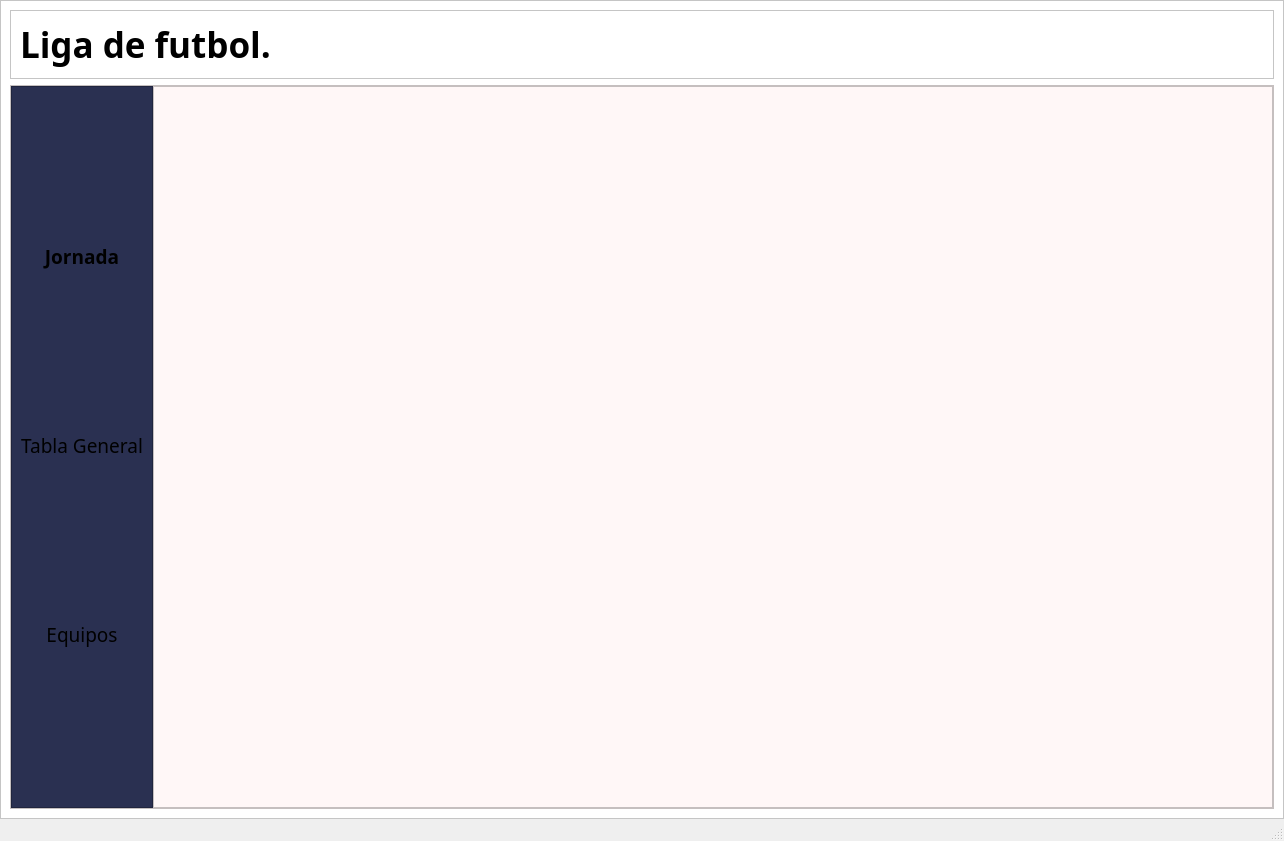
Roycard0828/LigaFutbol, file Presentacion/InterfacesUI/ventana_principal.ui: the form before one commit.
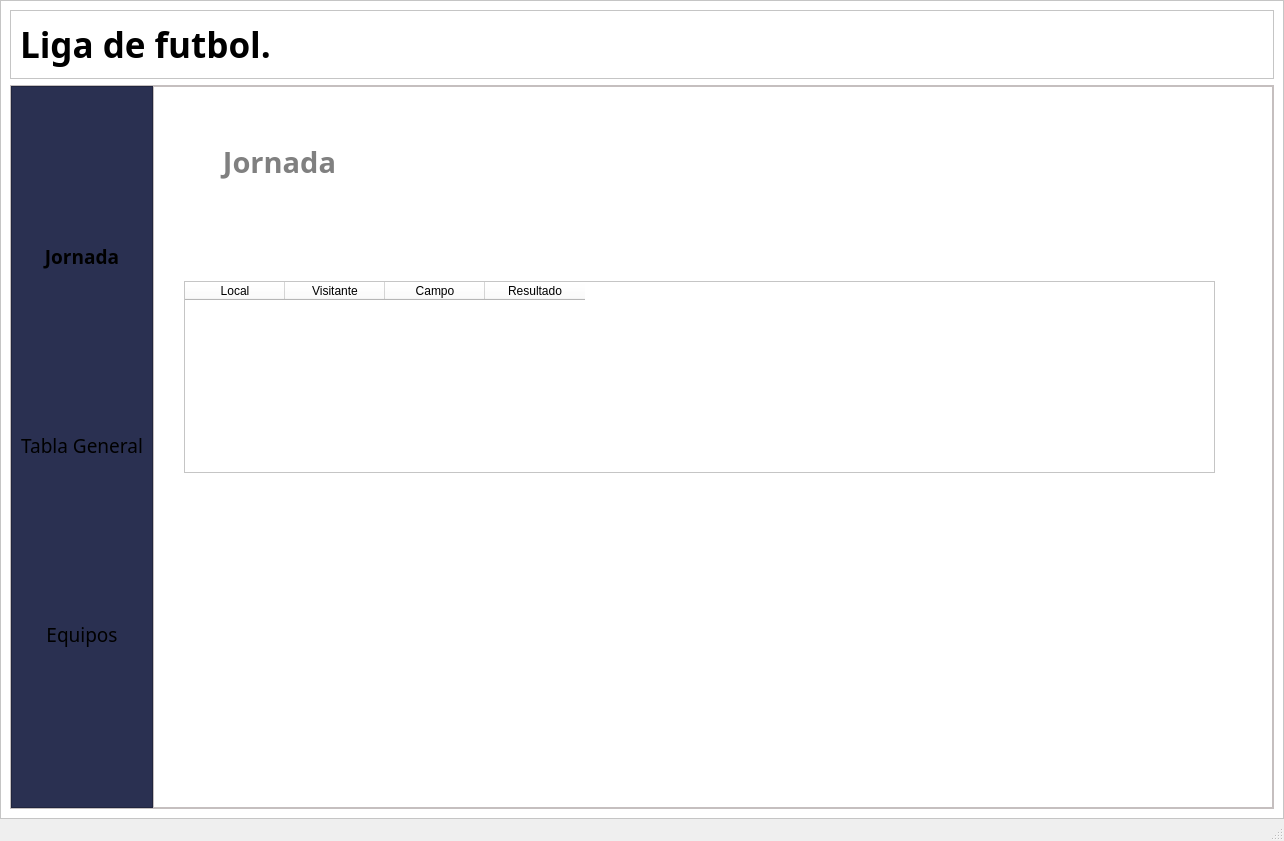
The form after the commit. The open tabs and pages were chosen to show the change.

Commit message: Se termina la logica para crear las jornadas #11

```diff
--- a/Presentacion/InterfacesUI/ventana_principal.ui
+++ b/Presentacion/InterfacesUI/ventana_principal.ui
@@ -627,7 +627,98 @@
                  </item>
                 </layout>
                </widget>
-               <widget class="QWidget" name="PaginaJornada"/>
+               <widget class="QWidget" name="PaginaJornada">
+                <layout class="QVBoxLayout" name="verticalLayout_3" stretch="2,8">
+                 <property name="spacing">
+                  <number>0</number>
+                 </property>
+                 <property name="leftMargin">
+                  <number>0</number>
+                 </property>
+                 <property name="topMargin">
+                  <number>0</number>
+                 </property>
+                 <property name="rightMargin">
+                  <number>0</number>
+                 </property>
+                 <property name="bottomMargin">
+                  <number>0</number>
+                 </property>
+                 <item>
+                  <widget class="QWidget" name="Titulo" native="true">
+                   <property name="styleSheet">
+                    <string notr="true">background-color:white;</string>
+                   </property>
+                   <widget class="QLabel" name="label_6">
+                    <property name="geometry">
+                     <rect>
+                      <x>50</x>
+                      <y>50</y>
+                      <width>151</width>
+                      <height>51</height>
+                     </rect>
+                    </property>
+                    <property name="font">
+                     <font>
+                      <family>Noto Sans Mono SemiBold</family>
+                      <weight>75</weight>
+                      <bold>true</bold>
+                     </font>
+                    </property>
+                    <property name="styleSheet">
+                     <string notr="true">color:gray;</string>
+                    </property>
+                    <property name="text">
+                     <string>&lt;html&gt;&lt;head/&gt;&lt;body&gt;&lt;p align=&quot;center&quot;&gt;&lt;span style=&quot; font-size:22pt;&quot;&gt;Jornada&lt;/span&gt;&lt;/p&gt;&lt;/body&gt;&lt;/html&gt;</string>
+                    </property>
+                   </widget>
+                  </widget>
+                 </item>
+                 <item>
+                  <widget class="QWidget" name="Contenido_2" native="true">
+                   <property name="styleSheet">
+                    <string notr="true">background-color:white;</string>
+                   </property>
+                   <widget class="QTableWidget" name="tableWidget">
+                    <property name="geometry">
+                     <rect>
+                      <x>30</x>
+                      <y>50</y>
+                      <width>1031</width>
+                      <height>192</height>
+                     </rect>
+                    </property>
+                    <property name="styleSheet">
+                     <string notr="true">	color:balck;
+	font: 63 11pt &quot;Noto Sans Mono SemiBold&quot;;
+	text-align:center;
+	border-color_black</string>
+                    </property>
+                    <column>
+                     <property name="text">
+                      <string>Local</string>
+                     </property>
+                    </column>
+                    <column>
+                     <property name="text">
+                      <string>Visitante</string>
+                     </property>
+                    </column>
+                    <column>
+                     <property name="text">
+                      <string>Campo</string>
+                     </property>
+                    </column>
+                    <column>
+                     <property name="text">
+                      <string>Resultado</string>
+                     </property>
+                    </column>
+                   </widget>
+                  </widget>
+                 </item>
+                </layout>
+               </widget>
               </widget>
              </item>
             </layout>
```
The commit also changes 6 other files.
